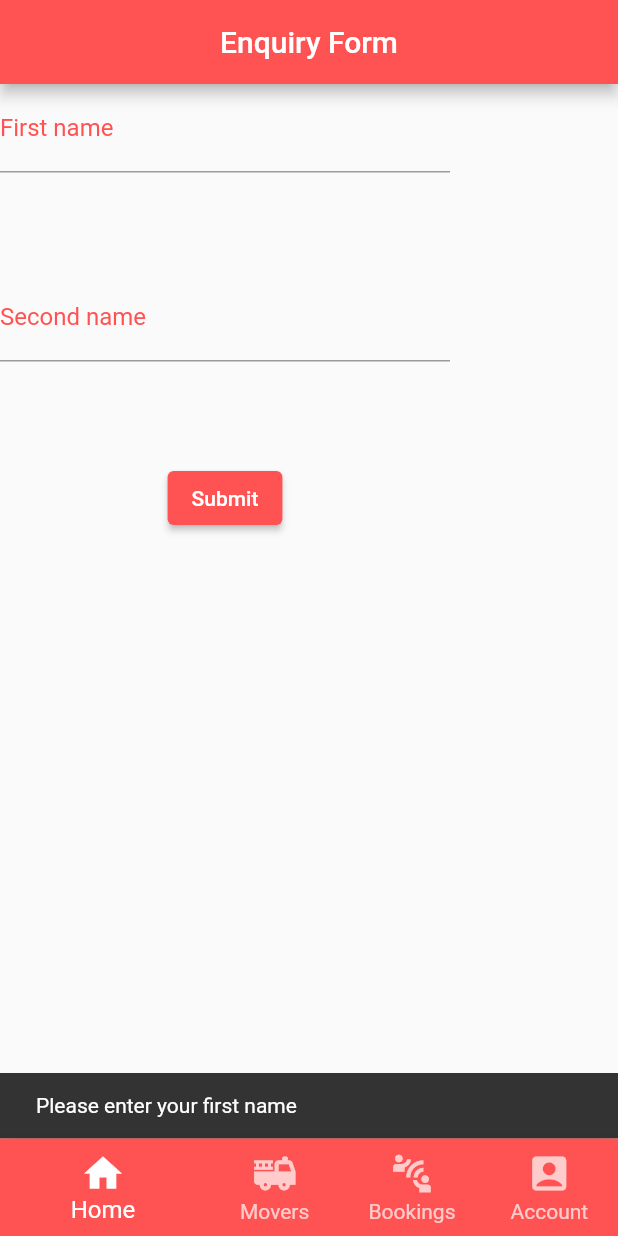
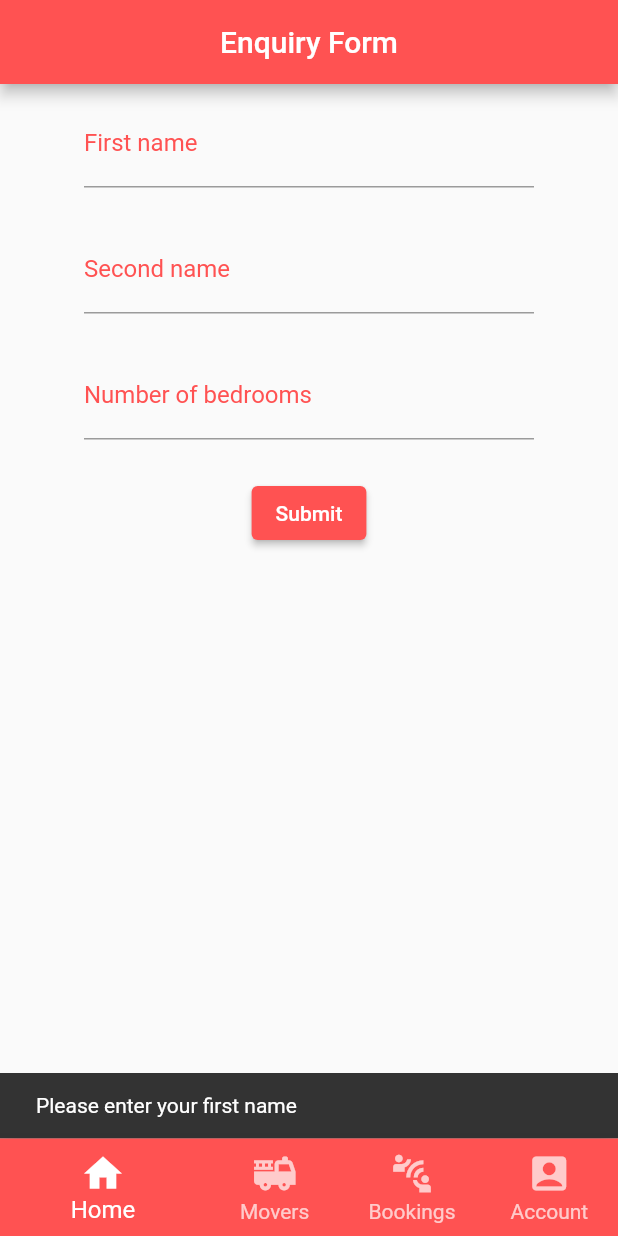
Before and after one commit to seankeish111/movee-flutter-client, a Flutter app: the screen it shows once a user with an empty profile is signed in, after a tap on "Submit", on a phone screen of 412 x 824 dp. Run offline on Flutter 3.47's test engine with Material 2 defaults, Android fonts, the phone set to English and light mode, and no system bars; our stand-ins replace firebase_auth, firebase_core, parse_server_sdk_flutter; missing offline and left inert: flutterfire_ui; accounts and stored records are empty.

Commit message:
int field added not wokring with number inputs

```diff
--- a/lib/pages/home_page.dart
+++ b/lib/pages/home_page.dart
@@ -1,6 +1,5 @@
 import 'dart:async';
 import 'dart:math';
-import 'package:movee/pages/home_page.dart';
 import 'package:flutter/material.dart';
 import 'package:parse_server_sdk_flutter/parse_server_sdk.dart';
 
@@ -16,6 +15,7 @@ class home_page extends StatefulWidget {
 class _home_pageState extends State<home_page> {
   final FirstNameController = TextEditingController();
   final SecondNameController = TextEditingController();
+  final NoofBedroomsController = TextEditingController();
 
 
 
@@ -39,14 +39,29 @@ class _home_pageState extends State<home_page> {
       return;
     }
 
+    if (NoofBedroomsController.text.trim().isEmpty) {
+
+      ScaffoldMessenger.of(context).showSnackBar(SnackBar(
+        content: Text("Please enter the number of bedrooms worth in your property"),
+        duration: Duration(seconds: 2),
+      ));
+      return;
+    }
+
+
+
+
+
     await saveFirstName(FirstNameController.text);
     await saveSecondName(SecondNameController.text);
+    await saveSecondName(NoofBedroomsController.text);
 
 
 
     setState(() {
       FirstNameController.clear();
       SecondNameController.clear();
+      NoofBedroomsController.clear();
 
     });
   }
@@ -56,7 +71,9 @@ class _home_pageState extends State<home_page> {
 
 
   @override
+
   Widget build(BuildContext context) {
+
     return Scaffold(
         appBar: AppBar(
         title: Text("Enquiry Form"),
@@ -64,11 +81,17 @@ class _home_pageState extends State<home_page> {
     centerTitle: true,
     ),
         body: Column(
+
             children: <Widget>[
+
         Column(
           children: [
-            Container(
+            Padding(
+              padding: const EdgeInsets.only(top: 10.0),
+              child: Center(
                 child: Column(
+
+
                   mainAxisAlignment: MainAxisAlignment.start,
                   mainAxisSize: MainAxisSize.max,
                   crossAxisAlignment: CrossAxisAlignment.center,
@@ -77,15 +100,23 @@ class _home_pageState extends State<home_page> {
                     SizedBox(
                       height: 300,
                       width: 300,
+
+
+
+
+
+
+
                 child: Column(
+
 
 
                         children: <Widget>[
                           Expanded(
                             child: SizedBox(
+                              width: 300,
+                              height: 300,
                               child: Container(
-                            height: 400,
-                            width: 400,
                                 child: TextField(
                                   autocorrect: true,
                                   textCapitalization: TextCapitalization.sentences,
@@ -97,24 +128,43 @@ class _home_pageState extends State<home_page> {
                                   ),
                                 ),
                               ),
-
-
                             ),
-
-
                           ),
 
                           Expanded(
                             child: SizedBox(
+                              width: 300,
+                              height: 300,
                               child: Container(
-                            height: 400,
-                            width: 400,
                                 child: TextField(
                                   autocorrect: true,
                                   textCapitalization: TextCapitalization.sentences,
                                   controller: SecondNameController,
                                   decoration: InputDecoration(
                                     labelText: "Second name",
+                                    labelStyle: TextStyle(color: Colors.redAccent
+                                    ),
+                                  ),
+                                ),
+                              ),
+                            ),
+                          ),
+
+
+                          Expanded(
+                            child: SizedBox(
+                              width: 300,
+                              height: 300,
+
+
+                              child: Container(
+
+                                child: TextField(
+                                  autocorrect: true,
+                                  textCapitalization: TextCapitalization.sentences,
+                                  controller: NoofBedroomsController,
+                                  decoration: InputDecoration(
+                                    labelText: "Number of bedrooms",
                                     labelStyle: TextStyle(color: Colors.redAccent
                                     ),
                                   ),
@@ -142,17 +192,30 @@ class _home_pageState extends State<home_page> {
 
 
 
+
                           ElevatedButton(
                               style: ElevatedButton.styleFrom(
+
                                 onPrimary: Colors.white,
                                 primary: Colors.redAccent,),
                               onPressed: addToDomForm,
                               child: Text("Submit")),
+
+                          // ElevatedButton(
+                          //     style: ElevatedButton.styleFrom(
+                          //       onPrimary: Colors.white,
+                          //       primary: Colors.redAccent,),
+                          //     onPressed: (){
+                          //       Navigator.push(context, MaterialPageRoute(builder: (context) => testing(items: [],) ));
+                          //     },
+                          //     child: Text("Test")),
                         ],
                       ),
                     ),
                   ],
-            )),
+                ),
+              ),
+            ),
           ],
         ),
 
@@ -165,9 +228,17 @@ class _home_pageState extends State<home_page> {
 
 
   async {
-    final DomForm = ParseObject('DomesticEnquiry')
+    final DomForm = ParseObject('Enquiry')
+
+
+
+
       ..set('FirstName', FirstNameController.text.trim())
-      ..set('SecondName', SecondNameController.text.trim());
+      ..set('SecondName', SecondNameController.text.trim())
+      ..set('NoofBedrooms',int.parse(NoofBedroomsController.text.trim()));
+
+
+
 
 
 
--- a/pubspec.yaml
+++ b/pubspec.yaml
@@ -30,6 +30,7 @@ dependencies:
   flutter:
     sdk: flutter
   parse_server_sdk_flutter: ^3.1.3
+  flutter_screenutil: ^0.4.2
 
   # The following adds the Cupertino Icons font to your application.
   # Use with the CupertinoIcons class for iOS style icons.
```
Also changed, not shown: pubspec.lock. Lines whose indentation alone changed are shown as unchanged.
